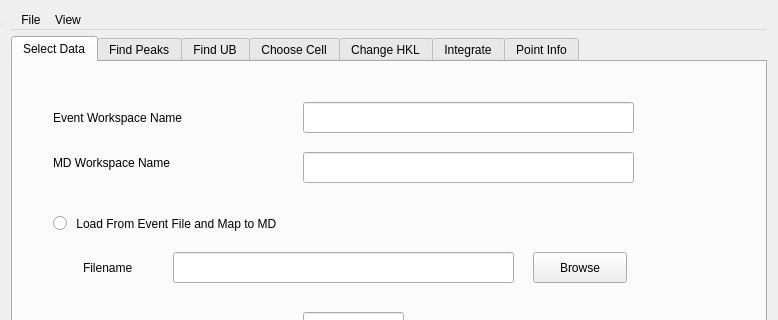
The window that Code/Mantid/MantidQt/CustomInterfaces/inc/MantidQtCustomInterfaces/MantidEV.ui (mantidproject/mantid) describes before a commit, drawn with Qt 5; both pictures show x 0 to 778 and y 0 to 320 of the 778 by 735 pixel window.
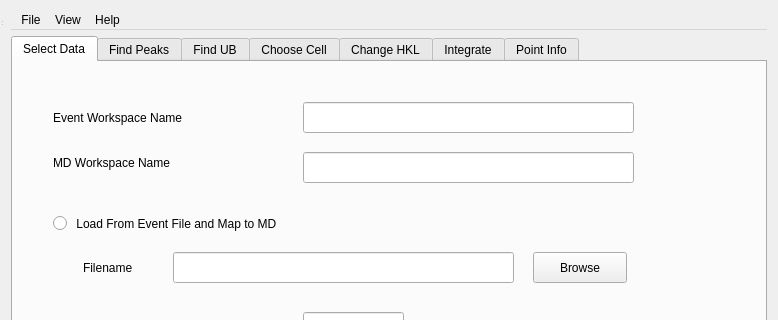
The same window after the commit.

Commit message:
RE 6901 MantidEV usability
Added help menu item and linked it to initial, incomplete
help page for MantidEV.  The help page will be completed
before the release.

refs #6901

Diff of the .ui file:
```diff
--- a/Code/Mantid/MantidQt/CustomInterfaces/inc/MantidQtCustomInterfaces/MantidEV.ui
+++ b/Code/Mantid/MantidQt/CustomInterfaces/inc/MantidQtCustomInterfaces/MantidEV.ui
@@ -40,8 +40,15 @@
       </property>
       <addaction name="actionShow_UB"/>
      </widget>
+     <widget class="QMenu" name="menuHelp">
+      <property name="title">
+       <string>Help</string>
+      </property>
+      <addaction name="actionOnline_Help_Page"/>
+     </widget>
      <addaction name="menuFile"/>
      <addaction name="menuView"/>
+     <addaction name="menuHelp"/>
     </widget>
    </item>
    <item>
```
Left out of the diff: 5 changed lines with no effect on the pictures. The commit also changes 2 other files.
